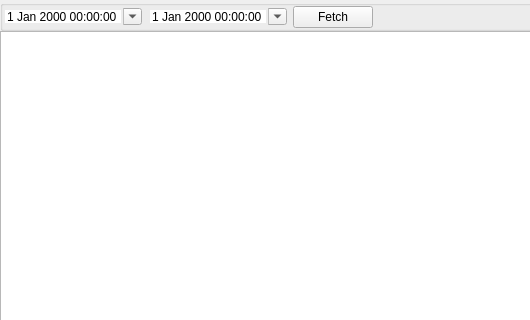
The window that tree/widget/treewidgeto.ui (ytxerp/ytx-client) describes before a commit, drawn with Qt 5; both pictures show x 0 to 530 and y 0 to 320 of the 719 by 531 pixel window.
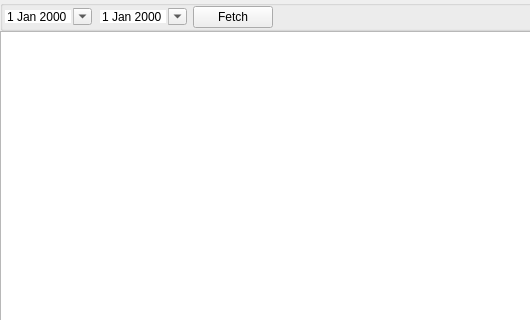
The same window after the commit. Custom widgets are drawn as their Qt base class.

Commit message: Refactor treewidgeto date range

```diff
--- a/tree/widget/treewidgeto.ui
+++ b/tree/widget/treewidgeto.ui
@@ -57,7 +57,7 @@
        <number>0</number>
       </property>
       <item>
-       <widget class="DateTimeEdit" name="start">
+       <widget class="DateEdit" name="start">
         <property name="frame">
          <bool>false</bool>
         </property>
@@ -67,7 +67,7 @@
        </widget>
       </item>
       <item>
-       <widget class="DateTimeEdit" name="end">
+       <widget class="DateEdit" name="end">
         <property name="frame">
          <bool>false</bool>
         </property>
@@ -103,9 +103,9 @@
  </widget>
  <customwidgets>
   <customwidget>
-   <class>DateTimeEdit</class>
-   <extends>QDateTimeEdit</extends>
-   <header location="global">widget/datetimeedit.h</header>
+   <class>DateEdit</class>
+   <extends>QDateEdit</extends>
+   <header location="global">widget/dateedit.h</header>
   </customwidget>
   <customwidget>
    <class>TreeView</class>
```
The commit also changes 4 other files.
